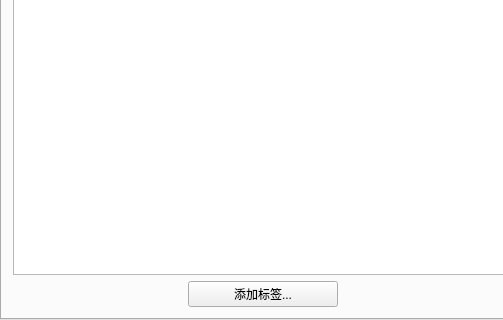
Before: the Qt Designer form iTmsGui/icfgpanel.ui in fzlgejiao/PTMS, drawn with Qt 5; both pictures show x 0 to 503 and y 210 to 530 of the 858 by 530 pixel window.
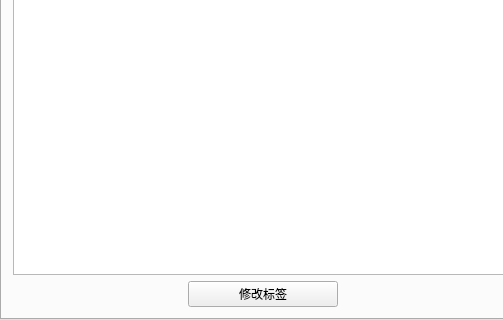
After: the same form once the commit is applied.

What changed in the file:
```diff
--- a/iTmsGui/icfgpanel.ui
+++ b/iTmsGui/icfgpanel.ui
@@ -377,7 +377,7 @@
          </size>
         </property>
         <property name="text">
-         <string>添加标签...</string>
+         <string>修改标签</string>
         </property>
        </widget>
       </item>
```
Left out of the diff: 4 changed lines with no effect on the pictures.
